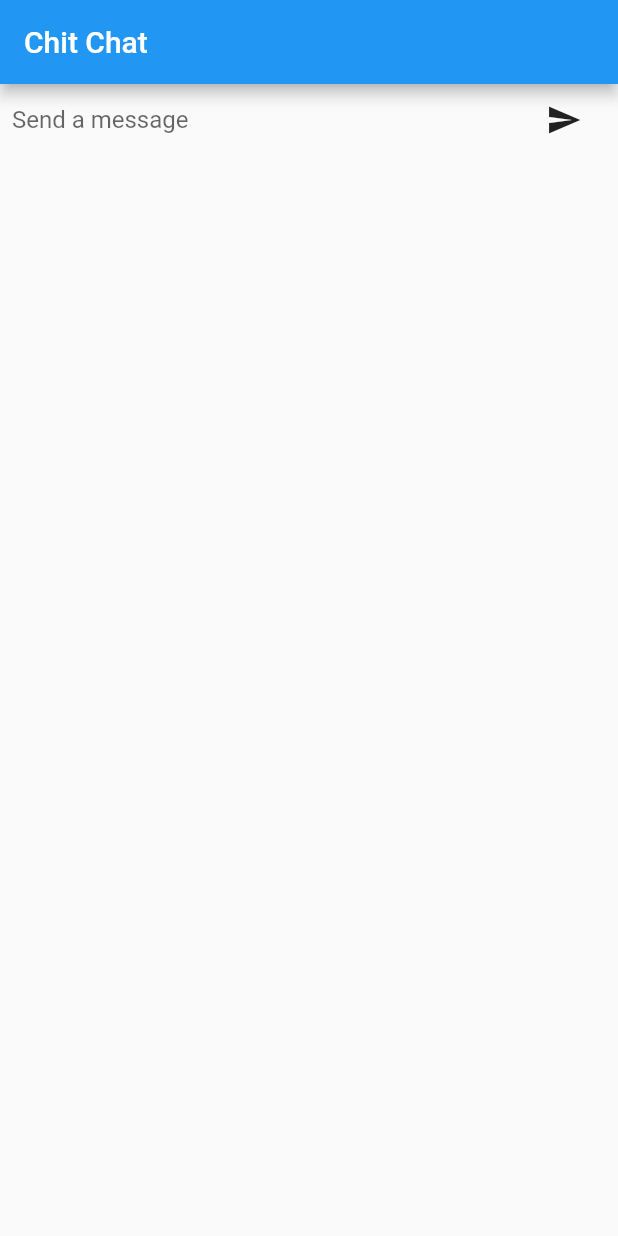
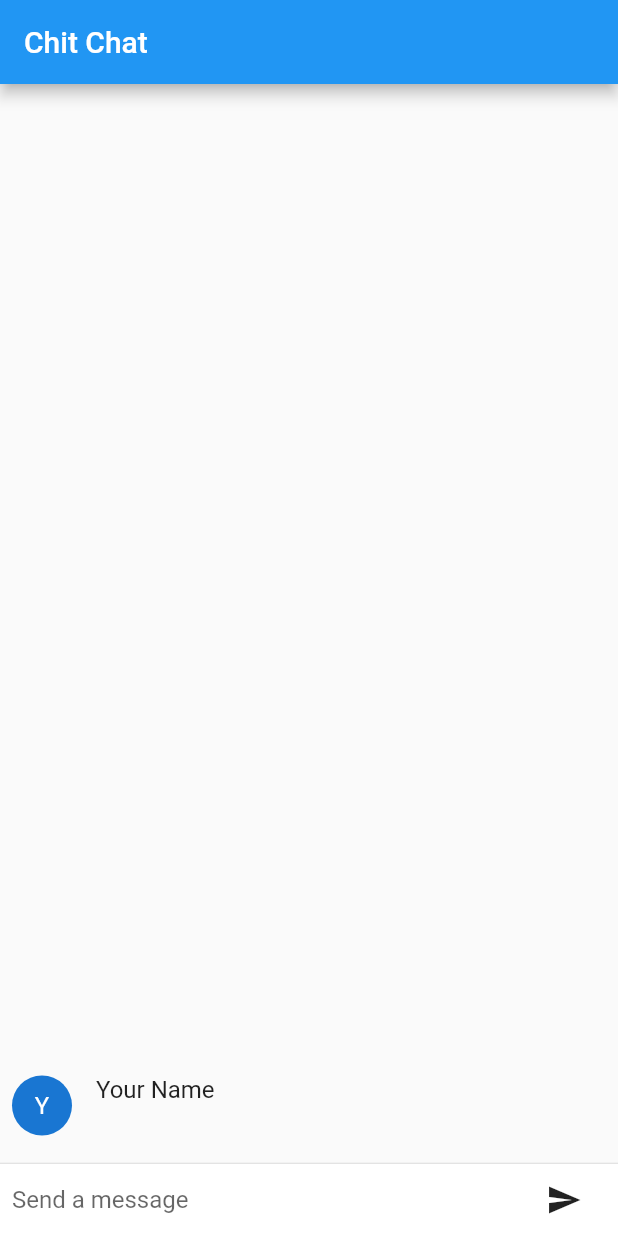
Before and after one commit to sinhaDroid/ChatFlutterApp, a Flutter app: the screen it shows after launch, after a tap on the "send" icon, on a phone screen of 412 x 824 dp. Run offline on Flutter 3.47's test engine with Material 2 defaults, Android fonts, the phone set to English and light mode, and no system bars.

```diff
--- a/lib/main.dart
+++ b/lib/main.dart
@@ -30,6 +30,7 @@ class ChatScreen extends StatefulWidget {
 }
 
 class ChatScreenState extends State<ChatScreen> {
+  final List<ChatMessage> _messages = <ChatMessage>[];
   final TextEditingController _textEditingController =
       new TextEditingController();
 
@@ -60,22 +61,48 @@ class ChatScreenState extends State<ChatScreen> {
   @override
   Widget build(BuildContext context) {
     return new Scaffold(
-      appBar: new AppBar(title: new Text("Chit Chat")),
-      body: _buildTextComposer(),
-    );
+        appBar: new AppBar(title: new Text("Chit Chat")),
+        body: new Column(
+          children: <Widget>[
+            new Flexible(
+                child: new ListView.builder(
+                  padding: new EdgeInsets.all(8.0),
+                  reverse: true,
+                  itemBuilder: (_, int index) => _messages[index],
+                  itemCount: _messages.length,
+                )
+            ),
+            new Divider(
+              height: 1.0,
+            ),
+            new Container(
+              decoration: new BoxDecoration(
+                color: Theme.of(context).cardColor,
+              ),
+              child: _buildTextComposer(),
+            )
+          ],
+        ));
   }
 
   void _handleSubmitted(String value) {
     _textEditingController.clear();
+    ChatMessage chatMessage = new ChatMessage(
+      text: value,
+    );
+    setState(() {
+      _messages.insert(0, chatMessage);
+    });
   }
 }
 
 class ChatMessage extends StatelessWidget {
   ChatMessage({this.text});
+
   final String text;
+
   @override
   Widget build(BuildContext context) {
-    // TODO: implement build
     return new Container(
       margin: const EdgeInsets.symmetric(vertical: 10.0),
       child: new Row(
@@ -83,12 +110,17 @@ class ChatMessage extends StatelessWidget {
         children: <Widget>[
           new Container(
             margin: const EdgeInsets.only(right: 16.0),
-            child: new CircleAvatar(child: new Text(_name[0]),),
+            child: new CircleAvatar(
+              child: new Text(_name[0]),
+            ),
           ),
           new Column(
             crossAxisAlignment: CrossAxisAlignment.start,
             children: <Widget>[
-              new Text(_name, style: Theme.of(context).textTheme.subhead,),
+              new Text(
+                _name,
+                style: Theme.of(context).textTheme.subhead,
+              ),
               new Container(
                 margin: const EdgeInsets.only(top: 5.0),
                 child: new Text(text),
@@ -100,3 +132,5 @@ class ChatMessage extends StatelessWidget {
     );
   }
 }
+
+const String _name = "Your Name";
```
